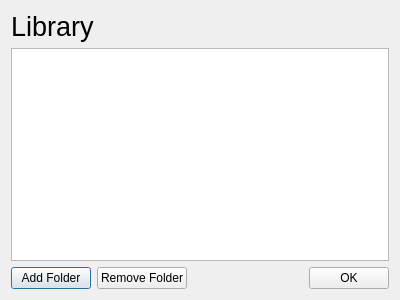
Before: the Qt Designer form librarymanagedialog.ui in theCheeseboard/theBeat, drawn with Qt 5.
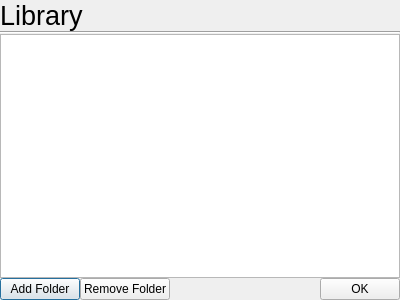
After: the same form once the commit is applied. Icons and pictures are not drawn.

What changed in the file:
```diff
--- a/librarymanagedialog.ui
+++ b/librarymanagedialog.ui
@@ -14,6 +14,21 @@
    <string>Manage Library</string>
   </property>
   <layout class="QVBoxLayout" name="verticalLayout">
+   <property name="spacing">
+    <number>0</number>
+   </property>
+   <property name="leftMargin">
+    <number>0</number>
+   </property>
+   <property name="topMargin">
+    <number>0</number>
+   </property>
+   <property name="rightMargin">
+    <number>0</number>
+   </property>
+   <property name="bottomMargin">
+    <number>0</number>
+   </property>
    <item>
     <widget class="QLabel" name="label_3">
      <property name="font">
@@ -26,11 +41,21 @@
      </property>
     </widget>
    </item>
+   <item>
+    <widget class="Line" name="line">
+     <property name="orientation">
+      <enum>Qt::Horizontal</enum>
+     </property>
+    </widget>
+   </item>
    <item>
     <widget class="QListWidget" name="folders"/>
    </item>
    <item>
     <layout class="QHBoxLayout" name="horizontalLayout">
+     <property name="spacing">
+      <number>0</number>
+     </property>
      <item>
       <widget class="QPushButton" name="addFolderButton">
        <property name="text">
```
